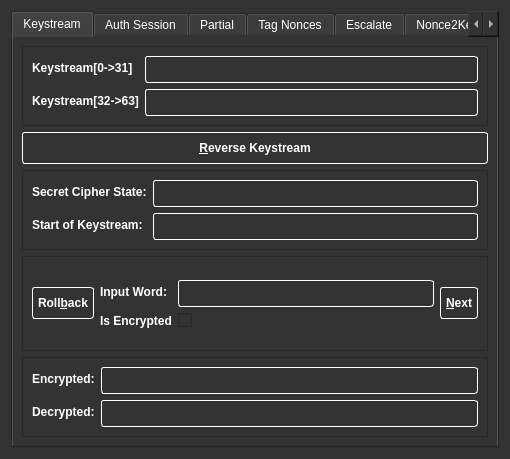
Before: the Qt Designer form qrapto1/qrapto1.ui in li0ard/qrapto1, drawn with Qt 5.
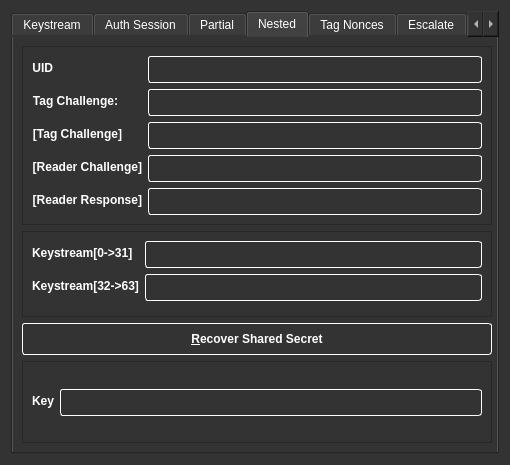
After: the same form once the commit is applied. The open tabs and pages were chosen to show the change.

Commit message: feat: Add for nested partial

```diff
--- a/qrapto1/qrapto1.ui
+++ b/qrapto1/qrapto1.ui
@@ -7,7 +7,7 @@
     <x>0</x>
     <y>0</y>
     <width>510</width>
-    <height>439</height>
+    <height>465</height>
    </rect>
   </property>
   <property name="windowTitle">
@@ -692,7 +692,230 @@
        </item>
       </layout>
      </widget>
-     <widget class="QWidget" name="tab_4">
+     <widget class="QWidget" name="recoveryNested">
+      <attribute name="title">
+       <string>Nested</string>
+      </attribute>
+      <widget class="QFrame" name="frame_22">
+       <property name="geometry">
+        <rect>
+         <x>9</x>
+         <y>9</y>
+         <width>470</width>
+         <height>179</height>
+        </rect>
+       </property>
+       <property name="frameShape">
+        <enum>QFrame::Shape::StyledPanel</enum>
+       </property>
+       <property name="frameShadow">
+        <enum>QFrame::Shadow::Raised</enum>
+       </property>
+       <layout class="QFormLayout" name="formLayout_18">
+        <item row="0" column="0">
+         <widget class="QLabel" name="label_45">
+          <property name="text">
+           <string>UID</string>
+          </property>
+          <property name="alignment">
+           <set>Qt::AlignmentFlag::AlignRight|Qt::AlignmentFlag::AlignTrailing|Qt::AlignmentFlag::AlignVCenter</set>
+          </property>
+         </widget>
+        </item>
+        <item row="0" column="1">
+         <widget class="QLineEdit" name="strNA_UID">
+          <property name="text">
+           <string/>
+          </property>
+         </widget>
+        </item>
+        <item row="1" column="0">
+         <widget class="QLabel" name="label_46">
+          <property name="text">
+           <string>Tag Challenge:</string>
+          </property>
+          <property name="alignment">
+           <set>Qt::AlignmentFlag::AlignRight|Qt::AlignmentFlag::AlignTrailing|Qt::AlignmentFlag::AlignVCenter</set>
+          </property>
+         </widget>
+        </item>
+        <item row="1" column="1">
+         <widget class="QLineEdit" name="strNA_TagChallenge">
+          <property name="text">
+           <string/>
+          </property>
+         </widget>
+        </item>
+        <item row="2" column="0">
+         <widget class="QLabel" name="label_47">
+          <property name="text">
+           <string>[Tag Challenge]</string>
+          </property>
+          <property name="alignment">
+           <set>Qt::AlignmentFlag::AlignRight|Qt::AlignmentFlag::AlignTrailing|Qt::AlignmentFlag::AlignVCenter</set>
+          </property>
+         </widget>
+        </item>
+        <item row="2" column="1">
+         <widget class="QLineEdit" name="str_NA_EncTagChallenge">
+          <property name="text">
+           <string/>
+          </property>
+         </widget>
+        </item>
+        <item row="3" column="0">
+         <widget class="QLabel" name="label_48">
+          <property name="text">
+           <string>[Reader Challenge]</string>
+          </property>
+          <property name="alignment">
+           <set>Qt::AlignmentFlag::AlignRight|Qt::AlignmentFlag::AlignTrailing|Qt::AlignmentFlag::AlignVCenter</set>
+          </property>
+         </widget>
+        </item>
+        <item row="3" column="1">
+         <widget class="QLineEdit" name="str_NA_ReaderChallenge">
+          <property name="text">
+           <string/>
+          </property>
+         </widget>
+        </item>
+        <item row="4" column="1">
+         <widget class="QLineEdit" name="str_NA_ReaderResponse">
+          <property name="sizePolicy">
+           <sizepolicy hsizetype="Expanding" vsizetype="Fixed">
+            <horstretch>0</horstretch>
+            <verstretch>0</verstretch>
+           </sizepolicy>
+          </property>
+          <property name="text">
+           <string/>
+          </property>
+         </widget>
+        </item>
+        <item row="4" column="0">
+         <widget class="QLabel" name="label_49">
+          <property name="text">
+           <string>[Reader Response]</string>
+          </property>
+          <property name="alignment">
+           <set>Qt::AlignmentFlag::AlignRight|Qt::AlignmentFlag::AlignTrailing|Qt::AlignmentFlag::AlignVCenter</set>
+          </property>
+         </widget>
+        </item>
+       </layout>
+      </widget>
+      <widget class="QFrame" name="frame_23">
+       <property name="geometry">
+        <rect>
+         <x>9</x>
+         <y>194</y>
+         <width>470</width>
+         <height>86</height>
+        </rect>
+       </property>
+       <property name="sizePolicy">
+        <sizepolicy hsizetype="Preferred" vsizetype="Fixed">
+         <horstretch>0</horstretch>
+         <verstretch>0</verstretch>
+        </sizepolicy>
+       </property>
+       <property name="frameShape">
+        <enum>QFrame::Shape::StyledPanel</enum>
+       </property>
+       <property name="frameShadow">
+        <enum>QFrame::Shadow::Raised</enum>
+       </property>
+       <layout class="QFormLayout" name="formLayout_19">
+        <property name="fieldGrowthPolicy">
+         <enum>QFormLayout::FieldGrowthPolicy::ExpandingFieldsGrow</enum>
+        </property>
+        <item row="1" column="0">
+         <widget class="QLabel" name="label_50">
+          <property name="text">
+           <string>Keystream[0-&gt;31]</string>
+          </property>
+         </widget>
+        </item>
+        <item row="1" column="1">
+         <widget class="QLineEdit" name="str_NA_ks0">
+          <property name="readOnly">
+           <bool>true</bool>
+          </property>
+         </widget>
+        </item>
+        <item row="2" column="0">
+         <widget class="QLabel" name="label_51">
+          <property name="text">
+           <string>Keystream[32-&gt;63]</string>
+          </property>
+         </widget>
+        </item>
+        <item row="2" column="1">
+         <widget class="QLineEdit" name="str_NA_ks2">
+          <property name="readOnly">
+           <bool>true</bool>
+          </property>
+         </widget>
+        </item>
+       </layout>
+      </widget>
+      <widget class="QPushButton" name="btnRevSecret_3">
+       <property name="geometry">
+        <rect>
+         <x>9</x>
+         <y>286</y>
+         <width>470</width>
+         <height>32</height>
+        </rect>
+       </property>
+       <property name="styleSheet">
+        <string notr="true"/>
+       </property>
+       <property name="text">
+        <string>&amp;Recover Shared Secret</string>
+       </property>
+      </widget>
+      <widget class="QFrame" name="frame_24">
+       <property name="geometry">
+        <rect>
+         <x>9</x>
+         <y>324</y>
+         <width>470</width>
+         <height>82</height>
+        </rect>
+       </property>
+       <property name="frameShape">
+        <enum>QFrame::Shape::StyledPanel</enum>
+       </property>
+       <property name="frameShadow">
+        <enum>QFrame::Shadow::Raised</enum>
+       </property>
+       <layout class="QFormLayout" name="formLayout_20">
+        <property name="fieldGrowthPolicy">
+         <enum>QFormLayout::FieldGrowthPolicy::ExpandingFieldsGrow</enum>
+        </property>
+        <property name="formAlignment">
+         <set>Qt::AlignmentFlag::AlignLeading|Qt::AlignmentFlag::AlignLeft|Qt::AlignmentFlag::AlignVCenter</set>
+        </property>
+        <item row="0" column="0">
+         <widget class="QLabel" name="label_52">
+          <property name="text">
+           <string>Key</string>
+          </property>
+         </widget>
+        </item>
+        <item row="0" column="1">
+         <widget class="QLineEdit" name="str_NA_Secret">
+          <property name="readOnly">
+           <bool>true</bool>
+          </property>
+         </widget>
+        </item>
+       </layout>
+      </widget>
+     </widget>
+     <widget class="QWidget" name="tagNoncesTab">
       <attribute name="title">
        <string>Tag Nonces</string>
       </attribute>
```
Left out of the diff: 152 changed lines with no effect on the pictures. The commit also changes 2 other files.
